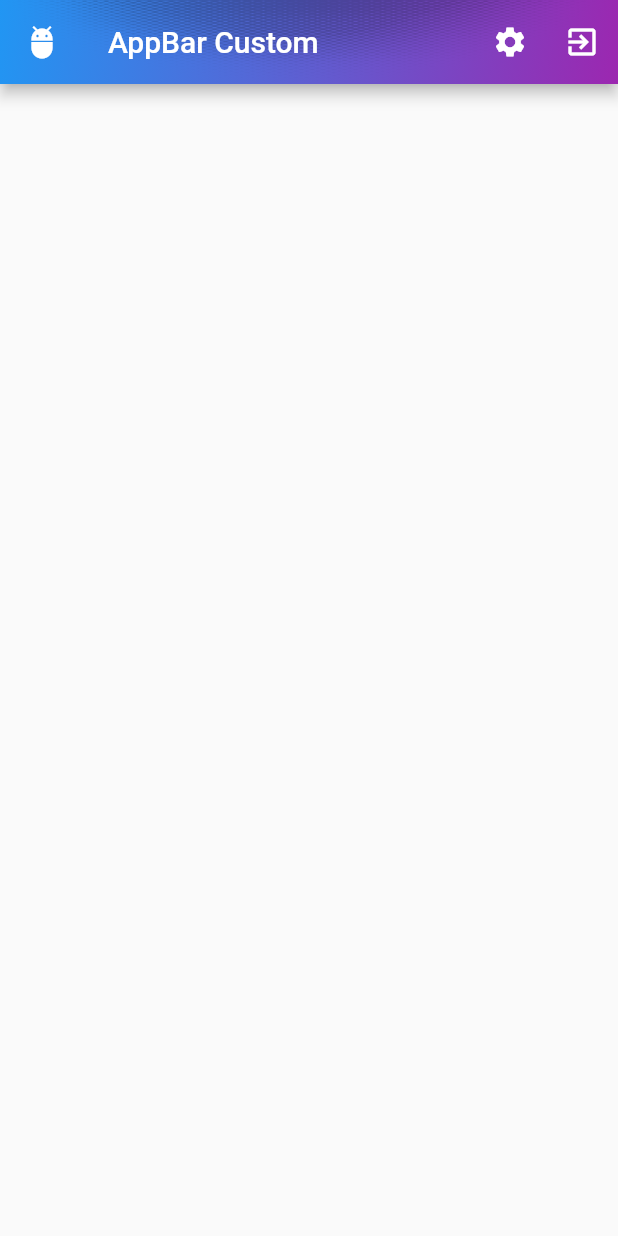
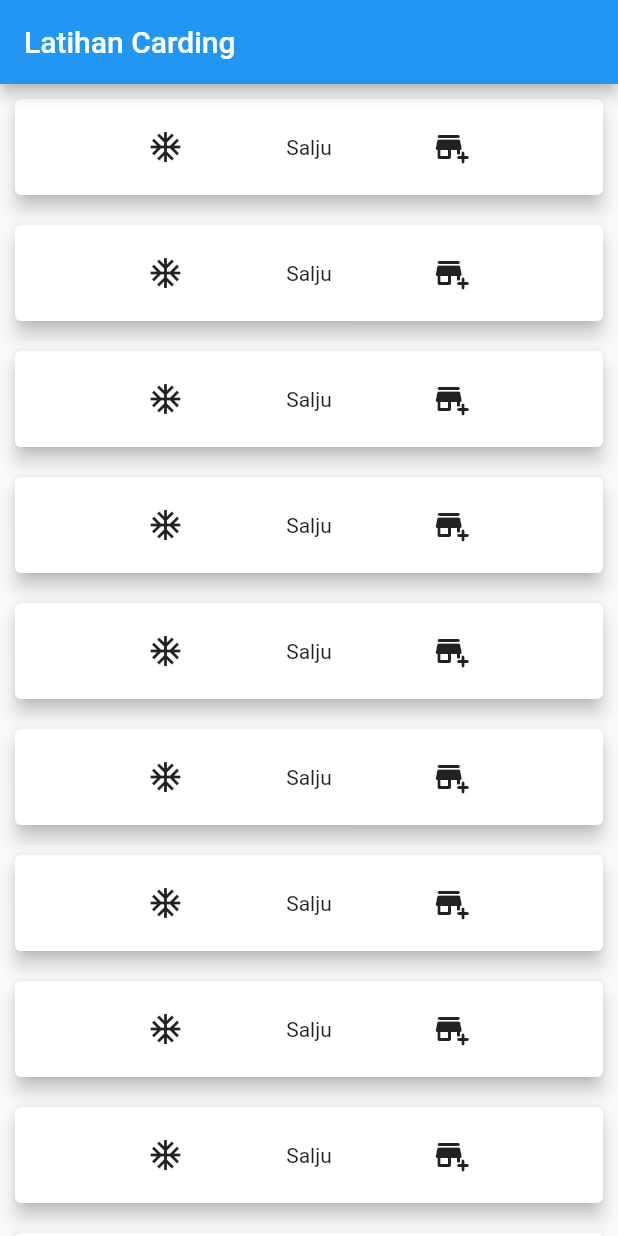
Before and after one commit to Muammarbanana/flutter-practice, a Flutter app: the Utama widget shown alone on an empty page, opened directly, on a phone screen of 412 x 824 dp. Run offline on Flutter 3.47's test engine with Material 2 defaults, Android fonts, the phone set to English and light mode, and no system bars; project files that could hold a hidden picture were left out.

Commit message:
add card page

```diff
--- /dev/null
+++ b/lib/card.dart
@@ -0,0 +1,66 @@
+import "package:flutter/material.dart";
+
+class Carding extends StatefulWidget {
+  @override
+  _CardingState createState() => _CardingState();
+}
+
+class _CardingState extends State<Carding> {
+  @override
+  Widget build(BuildContext context) {
+    return MaterialApp(
+      home: Scaffold(
+        appBar: AppBar(title: Text("Latihan Carding")),
+        body: ListView(
+          children: [
+            buildCard(Icons.ac_unit, "Salju"),
+            buildCard(Icons.ac_unit, "Salju"),
+            buildCard(Icons.ac_unit, "Salju"),
+            buildCard(Icons.ac_unit, "Salju"),
+            buildCard(Icons.ac_unit, "Salju"),
+            buildCard(Icons.ac_unit, "Salju"),
+            buildCard(Icons.ac_unit, "Salju"),
+            buildCard(Icons.ac_unit, "Salju"),
+            buildCard(Icons.ac_unit, "Salju"),
+            buildCard(Icons.ac_unit, "Salju"),
+            buildCard(Icons.ac_unit, "Salju"),
+            buildCard(Icons.ac_unit, "Salju"),
+            buildCard(Icons.ac_unit, "Salju"),
+            buildCard(Icons.ac_unit, "Salju"),
+            buildCard(Icons.ac_unit, "Salju"),
+            buildCard(Icons.ac_unit, "Salju"),
+            buildCard(Icons.ac_unit, "Salju"),
+            buildCard(Icons.ac_unit, "Salju"),
+            buildCard(Icons.ac_unit, "Salju"),
+            buildCard(Icons.ac_unit, "Salju"),
+            buildCard(Icons.ac_unit, "Salju"),
+            buildCard(Icons.ac_unit, "Salju"),
+            buildCard(Icons.ac_unit, "Salju"),
+            buildCard(Icons.ac_unit, "Salju"),
+            buildCard(Icons.ac_unit, "Salju"),
+            buildCard(Icons.ac_unit, "Salju"),
+            buildCard(Icons.ac_unit, "Salju"),
+          ],
+        ),
+      ),
+    );
+  }
+
+  Card buildCard(IconData iconData, String text) {
+    return Card(
+      margin: EdgeInsets.all(10),
+      child: Container(
+        margin: EdgeInsets.all(20),
+        child: Row(
+          mainAxisAlignment: MainAxisAlignment.spaceEvenly,
+          children: [
+            Icon(iconData),
+            Text(text),
+            Icon(Icons.add_business_rounded)
+          ],
+        ),
+      ),
+      elevation: 5,
+    );
+  }
+}
--- a/lib/main.dart
+++ b/lib/main.dart
@@ -1,6 +1,7 @@
 import 'package:flutter/material.dart';
 import 'package:flutter_app_2/animatedcont.dart';
 import 'package:flutter_app_2/anoningusmethod.dart';
+import 'package:flutter_app_2/card.dart';
 import 'package:flutter_app_2/customappbar.dart';
 import 'package:flutter_app_2/draggable.dart';
 import 'package:flutter_app_2/flexiblewidget.dart';
@@ -50,6 +51,7 @@ class _UtamaState extends State<Utama> {
     return PageView(
       controller: _controller,
       children: [
+        Carding(),
         CustomAppBar(),
         AnimatedCont(),
         Anoningus(),
```
